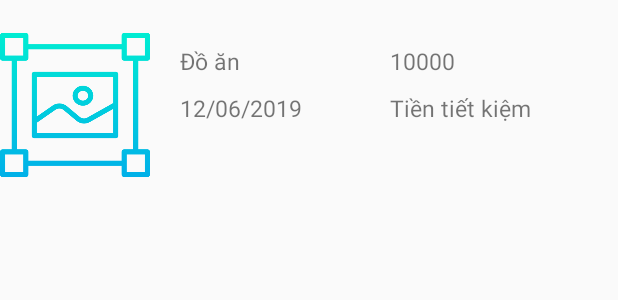
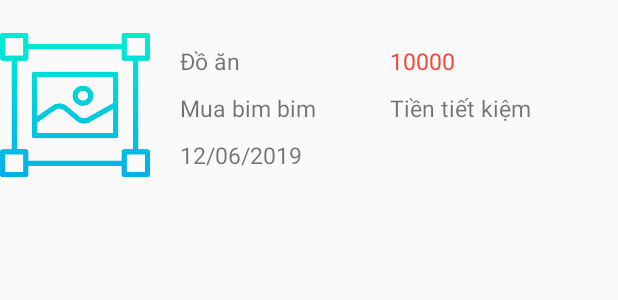
Before and after one commit to mobiledev2019/mp-n2_6_personalfinance, an Android app: the layout ca_item.xml on its own in the app's theme, with its tools: preview values and no code run, on a phone screen of 412 x 824 dp. Shown: the top 300 px of the screen. Run offline under Robolectric (Android 15) with nearby library versions, the phone set to English and light mode, and no system bars.

Commit message:
Sửa lại phần hiển thị lịch sử thêm trường lý do, định dạng đổi màu số tiền

```diff
--- a/app/src/main/java/com/example/personal/DatabaseHandler.java
+++ b/app/src/main/java/com/example/personal/DatabaseHandler.java
@@ -67,7 +67,7 @@ public class DatabaseHandler {
     public List<ReceiptPayment> getReceiptPayment() {
         ArrayList<ReceiptPayment> receiptPayments = new ArrayList<ReceiptPayment>();
         String sql = "select " + caAccount + ", " + caGroup + ", "
-                + caAmount + ", " + caDate + ", " + caImgBill +" from " + tblReceiptPayment;
+                + caAmount + ", " + caDate + ", " + caImgBill + ", " + caReason +" from " + tblReceiptPayment;
         Cursor cursor = database.rawQuery(sql, null);
         if(cursor.moveToFirst()) {
             ReceiptPayment receiptPayment = null;
@@ -78,6 +78,7 @@ public class DatabaseHandler {
                 receiptPayment.setAmountCA(cursor.getString(2));
                 receiptPayment.setDateCA(cursor.getString(3));
                 receiptPayment.setImageBill(cursor.getBlob(4));
+                receiptPayment.setReasonCA(cursor.getString(5));
                 receiptPayments.add(receiptPayment);
             } while (cursor.moveToNext());
         }
--- a/app/src/main/res/layout/ca_item.xml
+++ b/app/src/main/res/layout/ca_item.xml
@@ -25,6 +25,13 @@
             android:text="Đồ ăn"
             android:textSize="15dp"
             android:layout_marginTop="10dp"/>
+        <TextView
+            android:id="@+id/tvReason"
+            android:layout_width="120dp"
+            android:layout_height="wrap_content"
+            android:text="Mua bim bim"
+            android:textSize="15dp"
+            android:layout_marginTop="10dp"/>
 
         <!--Ngay thu chi-->
         <TextView
@@ -47,9 +54,10 @@
             android:id="@+id/tvAmount"
             android:layout_width="wrap_content"
             android:layout_height="wrap_content"
+            android:layout_marginTop="10dp"
             android:text="10000"
-            android:textSize="15dp"
-            android:layout_marginTop="10dp"/>
+            android:textColor="#F34738"
+            android:textSize="15dp" />
 
         <!--Loai tai khoan-->
         <TextView
```
Also changed, not shown: app/src/main/java/com/example/personal/CAAdapter.java (+21 -2 lines).
